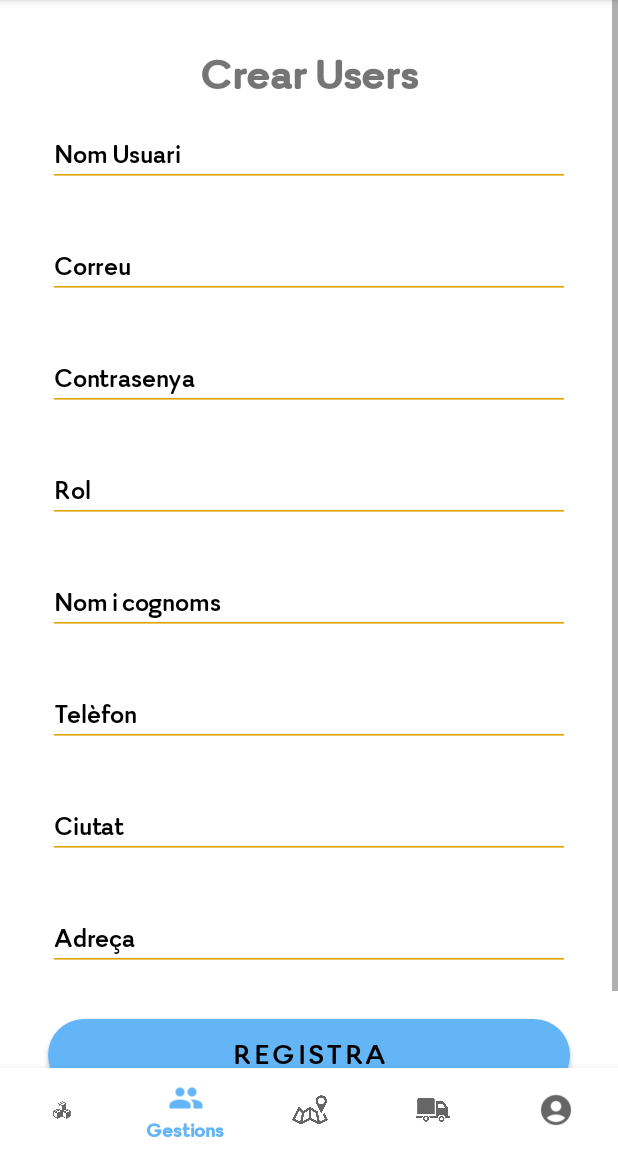
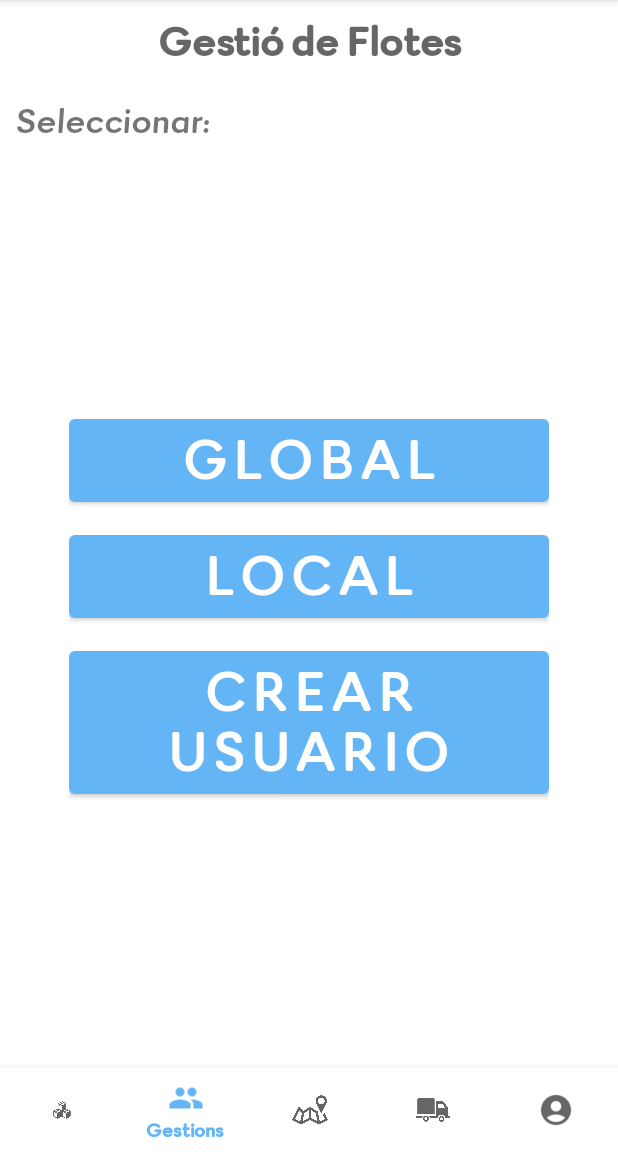
Before and after one commit to PTIN-2023/app, an Android app: the GestorActivity screen opened directly, with no data from a screen before it, item 2 of the bottom bar chosen, on a phone screen of 412 x 824 dp, the part 84-1236 px from its top. Run offline under Robolectric (Android 15) with nearby library versions, the phone set to English and light mode, and no system bars; our stand-ins replace CircleImageView, Volley; network calls fail; pictures from the network do not load.

Commit message:
Nueva ventana gestor - flotas
Creado pantalla base de la nueva ventana para gestionar las flotas, se ha incluido dentro de la opcion del menu "crear usuarios"

```diff
--- a/app/src/main/java/com/example/appptin/gestor/GestorActivity.java
+++ b/app/src/main/java/com/example/appptin/gestor/GestorActivity.java
@@ -22,6 +22,7 @@ import com.android.volley.toolbox.JsonObjectRequest;
 import com.android.volley.toolbox.Volley;
 import com.example.appptin.R;
 import com.example.appptin.gestor.fragments.CrearUsersFragment;
+import com.example.appptin.gestor.fragments.flota.FlotaFragment;
 import com.example.appptin.gestor.fragments.inventario.InventarioGestorFragment;
 import com.example.appptin.gestor.fragments.inventario.MapaGestor;
 import com.example.appptin.gestor.fragments.pefilgestor.PerfilGestorFragment;
@@ -36,7 +37,8 @@ public class GestorActivity extends AppCompatActivity  implements ConfigGestorFr
 
     PerfilGestorFragment gestorFragment;
     InventarioGestorFragment inventarioGestorFragment;
-    CrearUsersFragment crearUsersFragment;
+    //CrearUsersFragment crearUsersFragment;
+    FlotaFragment flotaFragment;
     EstatPeticionsGestorFragment estatPeticionsGestorFragment;
 
     @Override
@@ -58,7 +60,8 @@ public class GestorActivity extends AppCompatActivity  implements ConfigGestorFr
         inventarioGestorFragment = new InventarioGestorFragment(session_token, this);
         gestorFragment = new PerfilGestorFragment();
         estatPeticionsGestorFragment = new EstatPeticionsGestorFragment();
-        crearUsersFragment = new CrearUsersFragment();
+        //crearUsersFragment = new CrearUsersFragment();
+        flotaFragment = new FlotaFragment();
 
         loadFragment(inventarioGestorFragment);
 
@@ -71,7 +74,8 @@ public class GestorActivity extends AppCompatActivity  implements ConfigGestorFr
         public boolean onNavigationItemSelected(@NonNull MenuItem item) {
             switch (item.getItemId()){
                 case R.id.menu_gestionarUsuarios:
-                    loadFragment(crearUsersFragment);
+                    //loadFragment(crearUsersFragment);
+                    loadFragment(flotaFragment);
                     return true;
                 case R.id.menu_inventario:
                     loadFragment(inventarioGestorFragment);
--- /dev/null
+++ b/app/src/main/java/com/example/appptin/gestor/fragments/flota/FlotaFragment.java
@@ -0,0 +1,77 @@
+package com.example.appptin.gestor.fragments.flota;
+
+import android.os.Bundle;
+
+import androidx.fragment.app.Fragment;
+import androidx.fragment.app.FragmentManager;
+import androidx.fragment.app.FragmentTransaction;
+
+import android.view.LayoutInflater;
+import android.view.View;
+import android.view.ViewGroup;
+import android.widget.Button;
+
+import com.example.appptin.R;
+import com.example.appptin.gestor.fragments.pefilgestor.opciones.DatoGestorFragment;
+
+
+public class FlotaFragment extends Fragment {
+
+    Button btn_global, btn_local, btn_usuario;
+    public FlotaFragment() {
+        // Required empty public constructor
+    }
+    @Override
+    public void onCreate(Bundle savedInstanceState) {
+        super.onCreate(savedInstanceState);
+    }
+
+    @Override
+    public View onCreateView(LayoutInflater inflater, ViewGroup container,
+                             Bundle savedInstanceState) {
+        // Inflate the layout for this fragment
+
+        View v = inflater.inflate(R.layout.fragment_flota, container, false);
+
+        btn_global = v.findViewById(R.id.button_global);
+        btn_local = v.findViewById(R.id.button_local);
+        btn_usuario = v.findViewById(R.id.button_crear_usuario);
+
+        //Listener
+        btn_global.setOnClickListener(listener_global);
+        btn_local.setOnClickListener(listener_local);
+        btn_usuario.setOnClickListener(listener_usuario);
+        return v;
+    }
+
+    // EVENTOS
+    private View.OnClickListener listener_global = new View.OnClickListener() {
+        @Override
+        public void onClick(View view) {
+
+            //Pendiente definir
+
+        }
+    };
+
+    private View.OnClickListener listener_local = new View.OnClickListener() {
+        @Override
+        public void onClick(View view) {
+
+            //Pendiente definir
+
+        }
+    };
+
+    private View.OnClickListener listener_usuario = new View.OnClickListener() {
+        @Override
+        public void onClick(View view) {
+            FragmentTransaction transaction = getActivity().getSupportFragmentManager().beginTransaction();
+            DatoGestorFragment datosGestorFragment = new DatoGestorFragment();
+            transaction.replace(R.id.frame_container, datosGestorFragment);
+            transaction.addToBackStack(null);
+            transaction.commit();
+
+        }
+    };
+}
--- /dev/null
+++ b/app/src/main/java/com/example/appptin/gestor/fragments/flota/global/CochesFragment.java
@@ -0,0 +1,66 @@
+package com.example.appptin.gestor.fragments.flota.global;
+
+import android.os.Bundle;
+
+import androidx.fragment.app.Fragment;
+
+import android.view.LayoutInflater;
+import android.view.View;
+import android.view.ViewGroup;
+
+import com.example.appptin.R;
+
+/**
+ * A simple {@link Fragment} subclass.
+ * Use the {@link CochesFragment#newInstance} factory method to
+ * create an instance of this fragment.
+ */
+public class CochesFragment extends Fragment {
+
+    // TODO: Rename parameter arguments, choose names that match
+    // the fragment initialization parameters, e.g. ARG_ITEM_NUMBER
+    private static final String ARG_PARAM1 = "param1";
+    private static final String ARG_PARAM2 = "param2";
+
+    // TODO: Rename and change types of parameters
+    private String mParam1;
+    private String mParam2;
+
+    public CochesFragment() {
+        // Required empty public constructor
+    }
+
+    /**
+     * Use this factory method to create a new instance of
+     * this fragment using the provided parameters.
+     *
+     * @param param1 Parameter 1.
+     * @param param2 Parameter 2.
+     * @return A new instance of fragment CochesFragment.
+     */
+    // TODO: Rename and change types and number of parameters
+    public static CochesFragment newInstance(String param1, String param2) {
+        CochesFragment fragment = new CochesFragment();
+        Bundle args = new Bundle();
+        args.putString(ARG_PARAM1, param1);
+        args.putString(ARG_PARAM2, param2);
+        fragment.setArguments(args);
+        return fragment;
+    }
+
+    @Override
+    public void onCreate(Bundle savedInstanceState) {
+        super.onCreate(savedInstanceState);
+        if (getArguments() != null) {
+            mParam1 = getArguments().getString(ARG_PARAM1);
+            mParam2 = getArguments().getString(ARG_PARAM2);
+        }
+    }
+
+    @Override
+    public View onCreateView(LayoutInflater inflater, ViewGroup container,
+                             Bundle savedInstanceState) {
+        // Inflate the layout for this fragment
+        return inflater.inflate(R.layout.fragment_coches, container, false);
+    }
+}
--- a/app/src/main/java/com/example/appptin/gestor/fragments/pefilgestor/PerfilGestorFragment.java
+++ b/app/src/main/java/com/example/appptin/gestor/fragments/pefilgestor/PerfilGestorFragment.java
@@ -26,6 +26,7 @@ import com.android.volley.VolleyError;
 import com.android.volley.toolbox.JsonObjectRequest;
 import com.android.volley.toolbox.Volley;
 import com.example.appptin.R;
+import com.example.appptin.gestor.fragments.CrearUsersFragment;
 import com.example.appptin.gestor.fragments.pefilgestor.opciones.ConfigGestorFragment;
 import com.example.appptin.gestor.fragments.pefilgestor.opciones.DatoGestorFragment;
 import com.example.appptin.login;
@@ -89,8 +90,8 @@ public class PerfilGestorFragment extends Fragment {
         @Override
         public void onClick(View view) {
             FragmentTransaction transaction = getActivity().getSupportFragmentManager().beginTransaction();
-            DatoGestorFragment datosGestorFragment = new DatoGestorFragment();
-            transaction.replace(R.id.frame_container, datosGestorFragment);
+            CrearUsersFragment crearUsersFragment = new CrearUsersFragment();
+            transaction.replace(R.id.frame_container, crearUsersFragment);
             transaction.addToBackStack(null);
             transaction.commit();
 
--- /dev/null
+++ b/app/src/main/res/drawable/flotes_baseline_timeline_24.xml
@@ -0,0 +1,5 @@
+<vector android:height="24dp" android:tint="#000000"
+    android:viewportHeight="24" android:viewportWidth="24"
+    android:width="24dp" xmlns:android="http://schemas.android.com/apk/res/android">
+    <path android:fillColor="@android:color/white" android:pathData="M23,8c0,1.1 -0.9,2 -2,2c-0.18,0 -0.35,-0.02 -0.51,-0.07l-3.56,3.55C16.98,13.64 17,13.82 17,14c0,1.1 -0.9,2 -2,2s-2,-0.9 -2,-2c0,-0.18 0.02,-0.36 0.07,-0.52l-2.55,-2.55C10.36,10.98 10.18,11 10,11s-0.36,-0.02 -0.52,-0.07l-4.55,4.56C4.98,15.65 5,15.82 5,16c0,1.1 -0.9,2 -2,2s-2,-0.9 -2,-2s0.9,-2 2,-2c0.18,0 0.35,0.02 0.51,0.07l4.56,-4.55C8.02,9.36 8,9.18 8,9c0,-1.1 0.9,-2 2,-2s2,0.9 2,2c0,0.18 -0.02,0.36 -0.07,0.52l2.55,2.55C14.64,12.02 14.82,12 15,12s0.36,0.02 0.52,0.07l3.55,-3.56C19.02,8.35 19,8.18 19,8c0,-1.1 0.9,-2 2,-2S23,6.9 23,8z"/>
+</vector>
--- /dev/null
+++ b/app/src/main/res/layout/fragment_coches.xml
@@ -0,0 +1,14 @@
+<?xml version="1.0" encoding="utf-8"?>
+<FrameLayout xmlns:android="http://schemas.android.com/apk/res/android"
+    xmlns:tools="http://schemas.android.com/tools"
+    android:layout_width="match_parent"
+    android:layout_height="match_parent"
+    tools:context=".gestor.fragments.flota.global.CochesFragment">
+
+    <!-- TODO: Update blank fragment layout -->
+    <TextView
+        android:layout_width="match_parent"
+        android:layout_height="match_parent"
+        android:text="@string/hello_blank_fragment" />
+
+</FrameLayout>
--- /dev/null
+++ b/app/src/main/res/layout/fragment_flota.xml
@@ -0,0 +1,84 @@
+<?xml version="1.0" encoding="utf-8"?>
+<FrameLayout xmlns:android="http://schemas.android.com/apk/res/android"
+    xmlns:tools="http://schemas.android.com/tools"
+    android:layout_width="match_parent"
+    android:layout_height="match_parent"
+    xmlns:app="http://schemas.android.com/apk/res-auto"
+    tools:context=".gestor.fragments.flota.FlotaFragment">
+
+    <androidx.constraintlayout.widget.ConstraintLayout
+        android:layout_width="match_parent"
+        android:layout_height="match_parent"
+        android:layout_marginHorizontal="10dp"
+        android:layout_marginTop="10sp">
+
+        <LinearLayout
+            android:id="@+id/contenedor_flota"
+            android:layout_width="match_parent"
+            android:layout_height="wrap_content"
+            android:orientation="vertical"
+            tools:ignore="MissingConstraints">
+
+            <TextView
+                android:id="@+id/txr_flota_titulo"
+                android:layout_width="match_parent"
+                android:layout_height="wrap_content"
+                android:fontFamily="@font/rinkart"
+                android:textSize="30sp"
+                android:textStyle="bold"
+                android:gravity="center"
+                android:hint="@string/flota_titulo"/>
+
+            <TextView
+                android:id="@+id/txr_flota_selecionar"
+                android:layout_width="match_parent"
+                android:layout_height="wrap_content"
+                android:layout_marginTop="20sp"
+                android:fontFamily="@font/rinkart_italic"
+                android:text="@string/flota_seleccionar"
+                android:textSize="25sp" />
+        </LinearLayout>
+
+        <LinearLayout
+            android:id="@+id/contenedor_botones"
+            android:layout_width="wrap_content"
+            android:layout_height="wrap_content"
+            android:orientation="vertical"
+            tools:ignore="MissingConstraints"
+            app:layout_constraintBottom_toBottomOf="parent"
+            app:layout_constraintEnd_toEndOf="parent"
+            app:layout_constraintHorizontal_chainStyle="packed"
+            app:layout_constraintStart_toStartOf="parent"
+            app:layout_constraintTop_toBottomOf="@+id/contenedor_flota">
+
+            <Button
+                android:id="@+id/button_global"
+                android:layout_width="match_parent"
+                android:layout_height="wrap_content"
+                android:fontFamily="@font/rinkart"
+                android:text="@string/flota_btn_global"
+                android:textSize="40sp"/>
+
+            <Button
+                android:id="@+id/button_local"
+                android:layout_width="match_parent"
+                android:layout_height="wrap_content"
+                android:layout_marginTop="10sp"
+                android:fontFamily="@font/rinkart"
+                android:text="@string/flota_btn_local"
+                android:textSize="40sp"/>
+
+            <Button
+                android:id="@+id/button_crear_usuario"
+                android:layout_width="match_parent"
+                android:layout_height="wrap_content"
+                android:layout_marginTop="10sp"
+                android:fontFamily="@font/rinkart"
+                android:text="@string/flota_btn_user"
+                android:textSize="40sp"/>
+
+        </LinearLayout>
+
+    </androidx.constraintlayout.widget.ConstraintLayout>
+
+</FrameLayout>
--- a/app/src/main/res/menu/bottom_navigation_gestor.xml
+++ b/app/src/main/res/menu/bottom_navigation_gestor.xml
@@ -14,7 +14,12 @@
         android:id="@+id/menu_mapa"
         android:icon="@drawable/maps_icon_16"
         android:title="@string/mapa" />
-
+<!--
+    <item
+        android:id="@+id/menu_flota"
+        android:icon="@drawable/flotes_baseline_timeline_24"
+        android:title="@string/flotes" />
+-->
     <item
         android:id="@+id/menu_opciones"
         android:icon="@drawable/truck_removebg_preview__1_"
--- a/app/src/main/res/values/strings.xml
+++ b/app/src/main/res/values/strings.xml
@@ -11,6 +11,7 @@
     <string name="gestions">Gestions</string>
     <string name="mapa">Mapa</string>
     <string name="comandes">Comandes</string>
+    <string name="flotes">Flotes</string>
     <string name="usuari">Usuari</string>
     //fragment_perfil_gestor.xml
     <string name="perfil">Perfil</string>
@@ -271,6 +272,11 @@
     <string name="gel">Gel</string>
     <string name="Pols">Pols</string>
     <string name="Liquid">Liquid</string>
+    <string name="flota_titulo">Gestió de Flotes</string>
+    <string name="flota_seleccionar">Seleccionar:</string>
+    <string name="flota_btn_global">GLOBAL</string>
+    <string name="flota_btn_local">LOCAL</string>
+    <string name="flota_btn_user">CREAR USUARIO</string>
 
 
 </resources>
```
Also changed, not shown: 1 other file.
